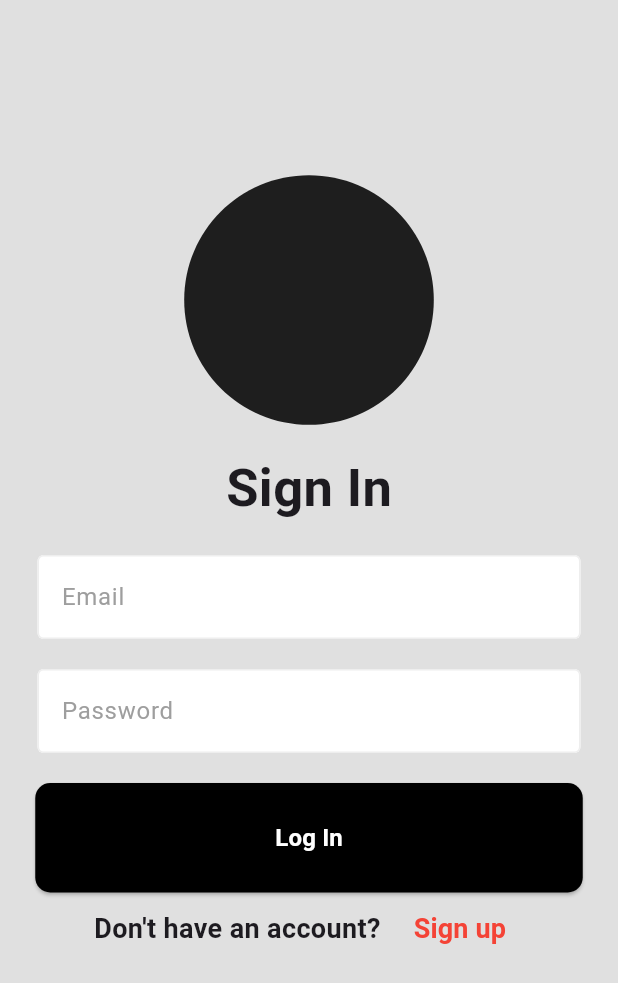
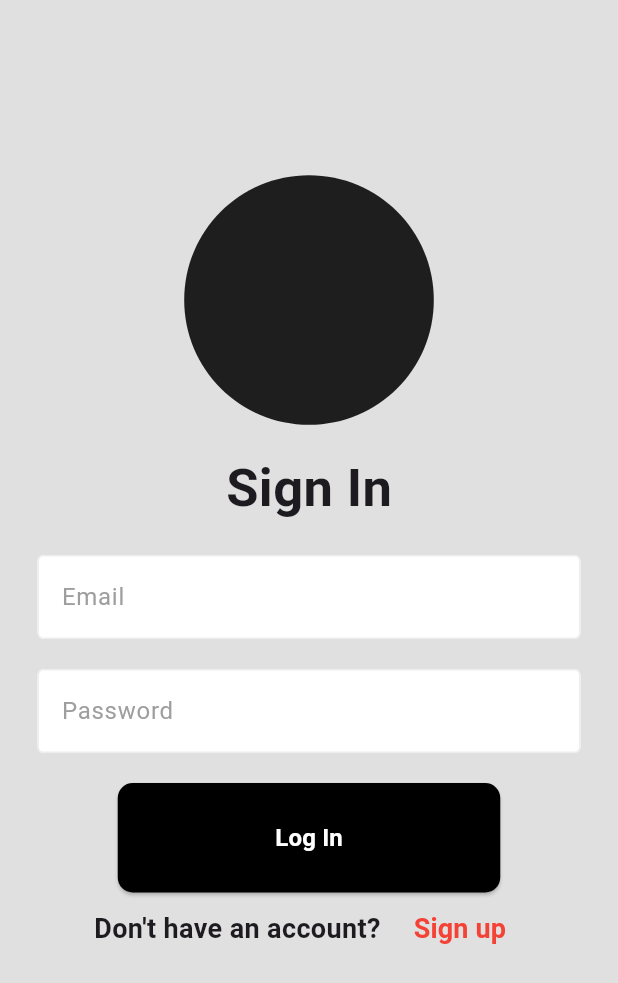
Before and after one commit to misterRaccoon0/buildit-pc, a Flutter app: the screen it shows after launch, on a phone screen of 412 x 824 dp. Shown: the top 983 px of the screen. Run offline on Flutter 3.47's test engine with Material 3 defaults, Android fonts, the phone set to English and light mode, and no system bars; our stand-ins replace flutter_secure_storage, shared_preferences.

Commit message:
for v2, code changes

```diff
--- a/frontend/lib/components/login_register_button.dart
+++ b/frontend/lib/components/login_register_button.dart
@@ -10,11 +10,11 @@ class LoginBtn extends StatelessWidget {
   @override
   Widget build(BuildContext context) {
 
-    return SizedBox(width: 365,
+    return SizedBox(width: 255,
       child: ElevatedButton(
         onPressed: onPressed,
         style: ElevatedButton.styleFrom(
-          padding: EdgeInsets.all(25),
+          padding:const EdgeInsets.all(25),
           backgroundColor: Colors.black,
           shape: RoundedRectangleBorder(
             borderRadius: BorderRadius.circular(10),
@@ -23,7 +23,7 @@ class LoginBtn extends StatelessWidget {
         child: Center(
           child: Text(
             buttonText,
-            style: TextStyle(
+            style: const TextStyle(
               color: Colors.white,
               fontWeight: FontWeight.bold,
               fontSize: 16,
--- a/frontend/lib/main.dart
+++ b/frontend/lib/main.dart
@@ -7,11 +7,11 @@ void main() {
 }
 
 class MyApp extends StatelessWidget {
-const MyApp({ Key? key }) : super(key: key);
+const MyApp({ super.key });
 
   @override
   Widget build(BuildContext context){
-    return  MaterialApp(
+    return const MaterialApp(
       home: LoginPage(),
     );
   }
--- a/frontend/lib/pages/login_page.dart
+++ b/frontend/lib/pages/login_page.dart
@@ -7,7 +7,7 @@ import 'package:frontend/pages/register_page.dart';
 import 'package:frontend/services/auth_services.dart';
 
 class LoginPage extends StatefulWidget {
-  LoginPage({Key? key}) : super(key: key);
+  const LoginPage({super.key});
 
   @override
   _LoginPageState createState() => _LoginPageState();
@@ -17,7 +17,7 @@ class _LoginPageState extends State<LoginPage> {
   final emailController = TextEditingController();
   final passwordController = TextEditingController();
   final AuthService authService = AuthService();
-  final storage = FlutterSecureStorage();
+  final storage = const FlutterSecureStorage();
   bool isLoading = false;
 
 void signUserIn() async {
@@ -44,7 +44,7 @@ void signUserIn() async {
 
         Navigator.pushAndRemoveUntil(
             context,
-            MaterialPageRoute(builder: (context) => HomePage()),
+            MaterialPageRoute(builder: (context) => const HomePage()),
             (route) => false,
         );
     } else {
@@ -58,12 +58,12 @@ void signUserIn() async {
       context: context,
       builder: (context) {
         return AlertDialog(
-          title: Text('Error'),
+          title:const Text('Error'),
           content: Text(errorMessage),
           actions: [
             TextButton(
               onPressed: () => Navigator.pop(context),
-              child: Text('OK'),
+              child:const Text('OK'),
             ),
           ],
         );
@@ -79,27 +79,31 @@ void signUserIn() async {
         child: SingleChildScrollView(
           child: Column(
             children: [
-              SizedBox(height: 100),
-              Icon(Icons.circle, size: 200),
-              Text(
+              const SizedBox(height: 100),
+              const Icon(Icons.circle, size: 200),
+              const Text(
                 'Sign In',
-                style: TextStyle(
+                style:TextStyle(
                   fontWeight: FontWeight.bold,
                   fontSize: 35,
                 ),
               ),
-              SizedBox(height: 20),
+              const SizedBox(height: 20),
               LoginTextfield(controller: emailController, hintText: 'Email', obscureText: false),
-              SizedBox(height: 20),
+              const SizedBox(height: 20),
               LoginTextfield(controller: passwordController, hintText: 'Password', obscureText: true),
-              SizedBox(height: 20),
+              const SizedBox(height: 20, width : 16),
               isLoading
-                ? CircularProgressIndicator()
+                ? const CircularProgressIndicator()
                 : LoginBtn(
                     onPressed: () {
-                      if (!isLoading) {
-                        signUserIn();
-                      }
+                      // if (!isLoading) {
+                      //  signUserIn();
+                      //}
+			Navigator.push(
+			    context,
+			    MaterialPageRoute(builder : (context) => const HomePage())
+			);
                     },
                     buttonText: isLoading ? 'Logging In...' : 'Log In',
                   ),
@@ -108,14 +112,14 @@ void signUserIn() async {
                 child: Row(
                   mainAxisAlignment: MainAxisAlignment.center,
                   children: [
-                    Text(
+                    const Text(
                       "Don't have an account?",
                       style: TextStyle(
                         fontSize: 18,
                         fontWeight: FontWeight.bold,
                       ),
                     ),
-                    SizedBox(width: 10),
+                    const SizedBox(width: 10),
                     TextButton(
                       onPressed: () {
                         Navigator.push(
@@ -123,7 +127,7 @@ void signUserIn() async {
                           MaterialPageRoute(builder: (context) => RegisterPage()),
                         );
                       },
-                      child: Text(
+                      child:const Text(
                         'Sign up',
                         style: TextStyle(
                           fontSize: 18,
--- a/frontend/pubspec.yaml
+++ b/frontend/pubspec.yaml
@@ -31,7 +31,7 @@ dependencies:
   flutter:
     sdk: flutter
   http: ^0.13.5
-  shared_preferences: ^2.0.0
+  shared_preferences: ^2.3.2
   flutter_secure_storage: ^8.0.0
 
 
@@ -49,7 +49,7 @@ dev_dependencies:
   # package. See that file for information about deactivating specific lint
   # rules and activating additional ones.
   flutter_lints: ^4.0.0
-
+  shared_preferences: ^2.3.2
 # For information on the generic Dart part of this file, see the
 # following page: https://dart.dev/tools/pub/pubspec
 
```
Also changed, not shown: frontend/lib/components/app_drawer.dart (+13 -13 lines), 3 other files.
